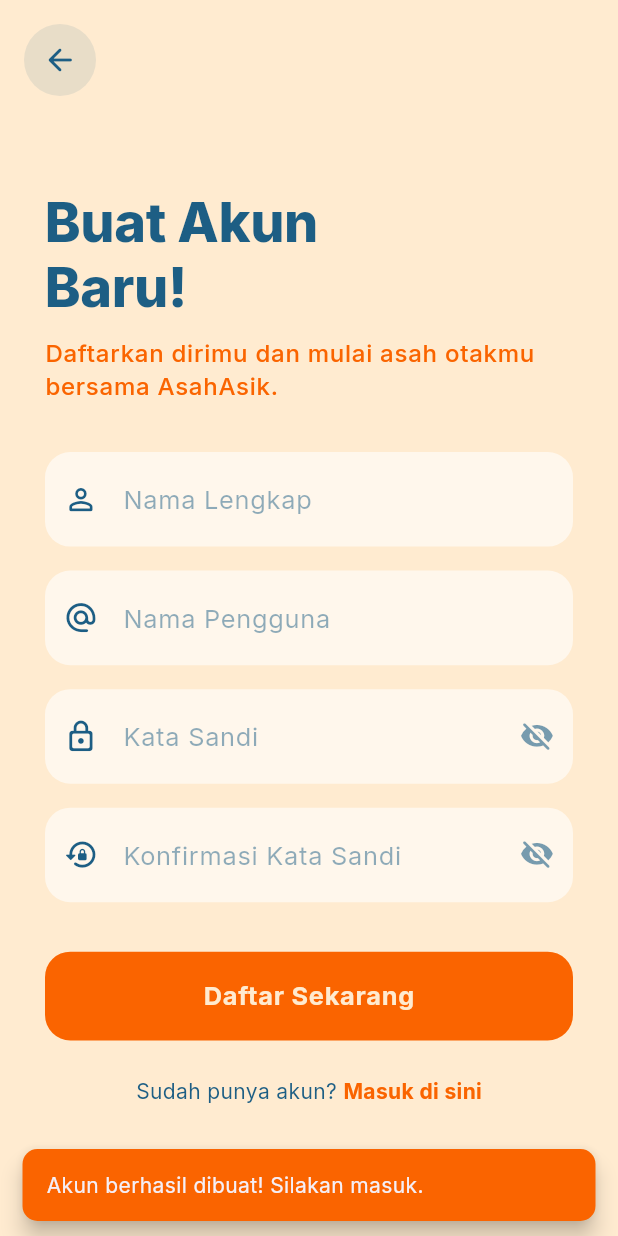
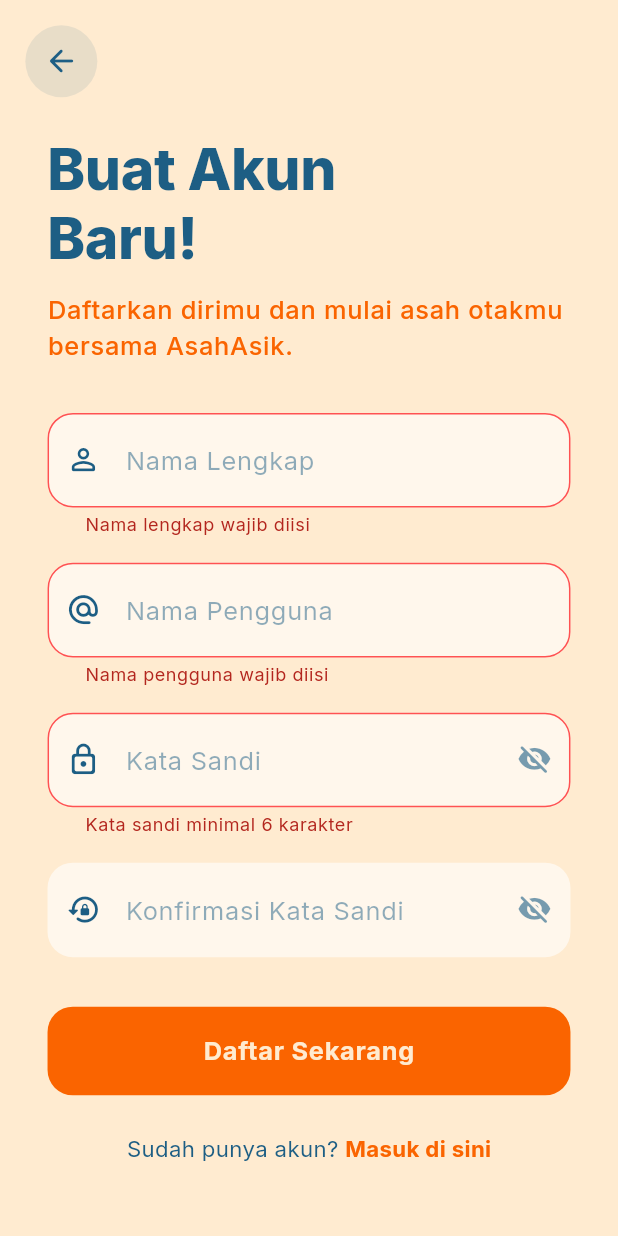
Before and after one commit to valmaiimtiyaz/ValmaiImtiyaz_24-135_PM6, a Flutter app: the SignUpScreen screen opened by its route, after a tap on "Daftar Sekarang", on a phone screen of 412 x 824 dp. Run offline on Flutter 3.47's test engine with Material 3 defaults, Android fonts, the phone set to English and light mode, and no system bars; our stand-ins replace go_router, image_picker.

Commit message:
feat: validasi form sign in dan sign up
Sign up menyimpan nama dan akun ke UserProvider, sign in memverifikasi akun. Pesan error ditampilkan di field.

```diff
--- a/lib/screens/auth/sign_up_screen.dart
+++ b/lib/screens/auth/sign_up_screen.dart
@@ -1,7 +1,10 @@
 import 'package:flutter/material.dart';
 import 'package:go_router/go_router.dart';
+import 'package:provider/provider.dart';
 
 import '../../core/constants/app_colors.dart';
+import '../../core/providers/user_provider.dart';
+import '../../core/utils/responsive.dart';
 import '../../widgets/custom_button.dart';
 import '../../widgets/custom_textfield.dart';
 
@@ -19,6 +22,11 @@ class _SignUpScreenState extends State<SignUpScreen> {
   final TextEditingController _confirmPasswordController =
       TextEditingController();
 
+  String? _nameError;
+  String? _usernameError;
+  String? _passwordError;
+  String? _confirmError;
+
   @override
   void dispose() {
     _nameController.dispose();
@@ -28,10 +36,47 @@ class _SignUpScreenState extends State<SignUpScreen> {
     super.dispose();
   }
 
+  void _submit() {
+    final name = _nameController.text.trim();
+    final username = _usernameController.text.trim();
+    final password = _passwordController.text;
+    final confirm = _confirmPasswordController.text;
+
+    setState(() {
+      _nameError = name.isEmpty ? 'Nama lengkap wajib diisi' : null;
+      _usernameError = username.isEmpty ? 'Nama pengguna wajib diisi' : null;
+      _passwordError = password.length < 6
+          ? 'Kata sandi minimal 6 karakter'
+          : null;
+      _confirmError = confirm != password ? 'Kata sandi tidak sama' : null;
+    });
+    if (_nameError != null ||
+        _usernameError != null ||
+        _passwordError != null ||
+        _confirmError != null) {
+      return;
+    }
+
+    context.read<UserProvider>().register(
+      name: name,
+      username: username,
+      password: password,
+    );
+
+    ScaffoldMessenger.of(context).showSnackBar(
+      SnackBar(
+        content: const Text('Akun berhasil dibuat! Silakan masuk.'),
+        backgroundColor: AppColors.blazeOrange,
+        behavior: SnackBarBehavior.floating,
+        shape: RoundedRectangleBorder(borderRadius: BorderRadius.circular(10)),
+      ),
+    );
+    context.pop();
+  }
+
   @override
   Widget build(BuildContext context) {
-    final size = MediaQuery.of(context).size;
-    final isTablet = size.width > 600;
+    final r = Responsive.of(context);
     final textTheme = Theme.of(context).textTheme;
 
     return Scaffold(
@@ -40,99 +85,83 @@ class _SignUpScreenState extends State<SignUpScreen> {
           children: [
             Center(
               child: SingleChildScrollView(
-                padding: EdgeInsets.symmetric(
-                  horizontal: isTablet ? size.width * 0.25 : 30.0,
-                  vertical: 24.0,
-                ),
+                padding: r.symmetric(horizontal: 30, vertical: 24),
                 child: Column(
                   crossAxisAlignment: CrossAxisAlignment.start,
                   mainAxisAlignment: MainAxisAlignment.center,
                   children: [
-                    const SizedBox(height: 40),
-
+                    SizedBox(height: r.s(40)),
                     Text(
                       'Buat Akun\nBaru!',
                       style: textTheme.displayLarge?.copyWith(
-                        fontSize: 36,
+                        fontSize: r.font(36),
                         height: 1.2,
                       ),
                     ),
-                    const SizedBox(height: 12),
-
+                    SizedBox(height: r.s(12)),
                     Text(
                       'Daftarkan dirimu dan mulai asah otakmu\nbersama AsahAsik.',
-                      style: textTheme.bodyLarge?.copyWith(height: 1.4),
+                      style: textTheme.bodyLarge?.copyWith(
+                        fontSize: r.font(16),
+                        height: 1.4,
+                      ),
                     ),
-                    SizedBox(height: size.height * 0.04),
-
+                    SizedBox(height: r.hp(4)),
                     CustomTextField(
                       hintText: 'Nama Lengkap',
                       icon: Icons.person_outline_rounded,
                       controller: _nameController,
+                      errorText: _nameError,
+                      textInputAction: TextInputAction.next,
                     ),
-                    const SizedBox(height: 16),
-
+                    SizedBox(height: r.s(16)),
                     CustomTextField(
                       hintText: 'Nama Pengguna',
                       icon: Icons.alternate_email_rounded,
                       controller: _usernameController,
+                      errorText: _usernameError,
+                      textInputAction: TextInputAction.next,
                     ),
-                    const SizedBox(height: 16),
-
+                    SizedBox(height: r.s(16)),
                     CustomTextField(
                       hintText: 'Kata Sandi',
                       icon: Icons.lock_outline_rounded,
                       isPassword: true,
                       controller: _passwordController,
+                      errorText: _passwordError,
+                      textInputAction: TextInputAction.next,
                     ),
-                    const SizedBox(height: 16),
-
+                    SizedBox(height: r.s(16)),
                     CustomTextField(
                       hintText: 'Konfirmasi Kata Sandi',
                       icon: Icons.lock_reset_rounded,
                       isPassword: true,
                       controller: _confirmPasswordController,
+                      errorText: _confirmError,
+                      textInputAction: TextInputAction.done,
+                      onSubmitted: (_) => _submit(),
                     ),
-                    SizedBox(height: size.height * 0.04),
-
-                    CustomButton(
-                      text: 'Daftar Sekarang',
-                      onPressed: () {
-                        ScaffoldMessenger.of(context).showSnackBar(
-                          SnackBar(
-                            content: const Text(
-                              'Akun berhasil dibuat! Silakan masuk.',
-                            ),
-                            backgroundColor: AppColors.blazeOrange,
-                            behavior: SnackBarBehavior.floating,
-                            shape: RoundedRectangleBorder(
-                              borderRadius: BorderRadius.circular(10),
-                            ),
-                          ),
-                        );
-                        context.pop();
-                      },
-                    ),
-                    const SizedBox(height: 24),
+                    SizedBox(height: r.hp(4)),
+                    CustomButton(text: 'Daftar Sekarang', onPressed: _submit),
+                    SizedBox(height: r.s(24)),
                     Row(
                       mainAxisAlignment: MainAxisAlignment.center,
                       children: [
                         Text(
                           'Sudah punya akun? ',
                           style: textTheme.bodyMedium?.copyWith(
+                            fontSize: r.font(14),
                             color: AppColors.lightNavyBlue,
                           ),
                         ),
                         GestureDetector(
-                          onTap: () {
-                            context.pop();
-                          },
-                          child: const Text(
+                          onTap: () => context.pop(),
+                          child: Text(
                             'Masuk di sini',
                             style: TextStyle(
                               color: AppColors.blazeOrange,
                               fontWeight: FontWeight.bold,
-                              fontSize: 14,
+                              fontSize: r.font(14),
                             ),
                           ),
                         ),
@@ -142,13 +171,12 @@ class _SignUpScreenState extends State<SignUpScreen> {
                 ),
               ),
             ),
-
             Positioned(
-              top: 16,
-              left: 16,
+              top: r.s(16),
+              left: r.s(16),
               child: Container(
                 decoration: BoxDecoration(
-                  color: AppColors.lightNavyBlue.withOpacity(0.1),
+                  color: AppColors.lightNavyBlue.withValues(alpha: 0.1),
                   shape: BoxShape.circle,
                 ),
                 child: IconButton(
```
Also changed, not shown: lib/screens/auth/sign_in_screen.dart (+63 -38 lines).
